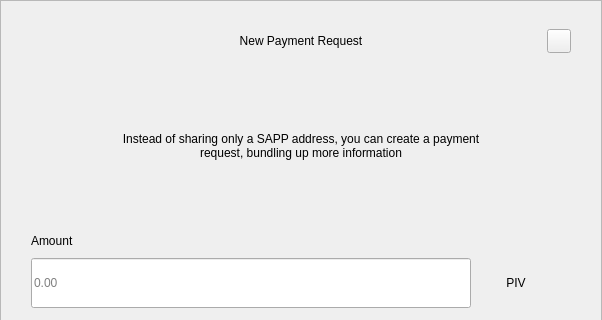
This is src/qt/pivx/forms/requestdialog.ui in decenomy/SAPP as Qt 5 draws it before an edit; both pictures show x 0 to 602 and y 0 to 320 of the 602 by 607 pixel window. The edited form follows.
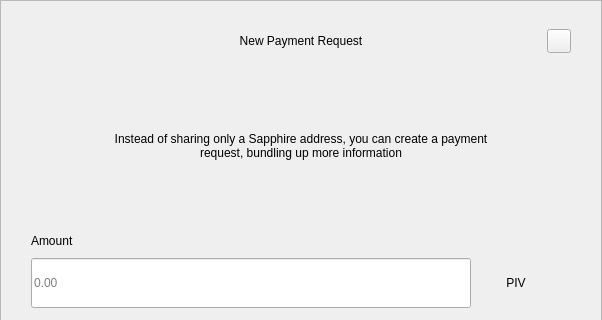
This is the edited form.

The edit to the form file:
```diff
--- a/src/qt/pivx/forms/requestdialog.ui
+++ b/src/qt/pivx/forms/requestdialog.ui
@@ -210,7 +210,7 @@
              </size>
             </property>
             <property name="text">
-             <string>Instead of sharing only a SAPP address, you can create a payment request, bundling up more information</string>
+             <string>Instead of sharing only a Sapphire address, you can create a payment request, bundling up more information</string>
             </property>
             <property name="alignment">
              <set>Qt::AlignCenter</set>
```
